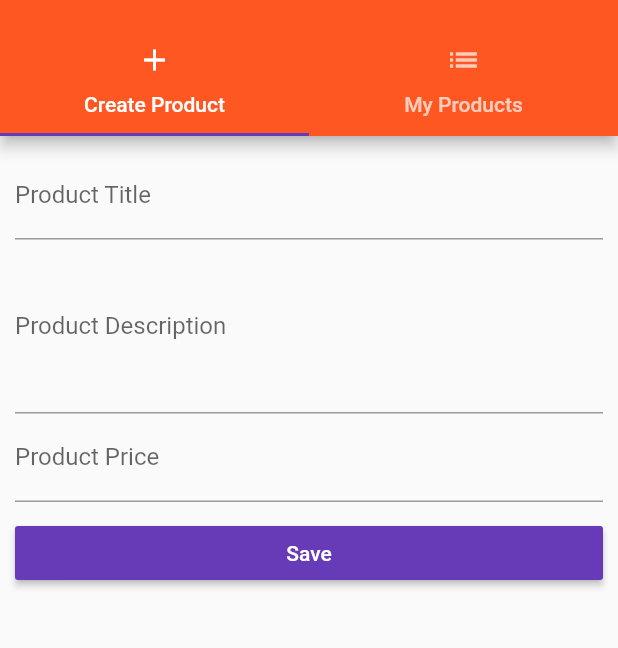
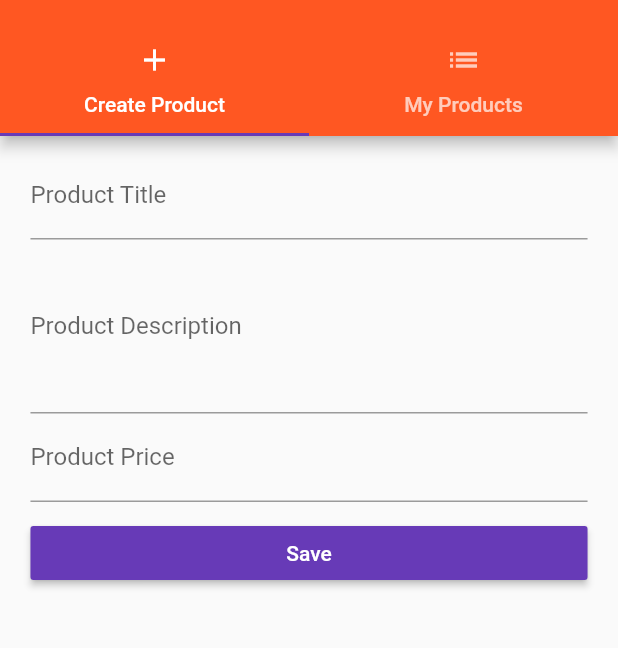
Before and after one commit to yapici/Udemy-Flutter-Tutorial, a Flutter app: the ProductAdmin screen opened by its route, on a phone screen of 412 x 824 dp, the part 59-707 px from its top. Run offline on Flutter 3.47's test engine with Material 2 defaults, Android fonts, the phone set to English and light mode, and no system bars.

Commit message:
End of Lecture 118: MediaQuery

```diff
--- a/lib/pages/product_create.dart
+++ b/lib/pages/product_create.dart
@@ -65,9 +65,15 @@
 
   @override
   Widget build(BuildContext context) {
+    final double deviceWidth = MediaQuery.of(context).size.width;
+    final double targetWidth = deviceWidth > 550.0 ? 500.0 : deviceWidth * 0.95;
+    final double targetPadding = deviceWidth - targetWidth;
+
     return Container(
+      width: targetWidth,
         margin: EdgeInsets.all(10.0),
         child: ListView(
+          padding: EdgeInsets.symmetric(horizontal: targetPadding / 2),
           children: <Widget>[
             _buildTitleTextField(),
             _buildDescriptionTextField(),
```
Also changed, not shown: lib/pages/auth.dart (+10 -6 lines).
